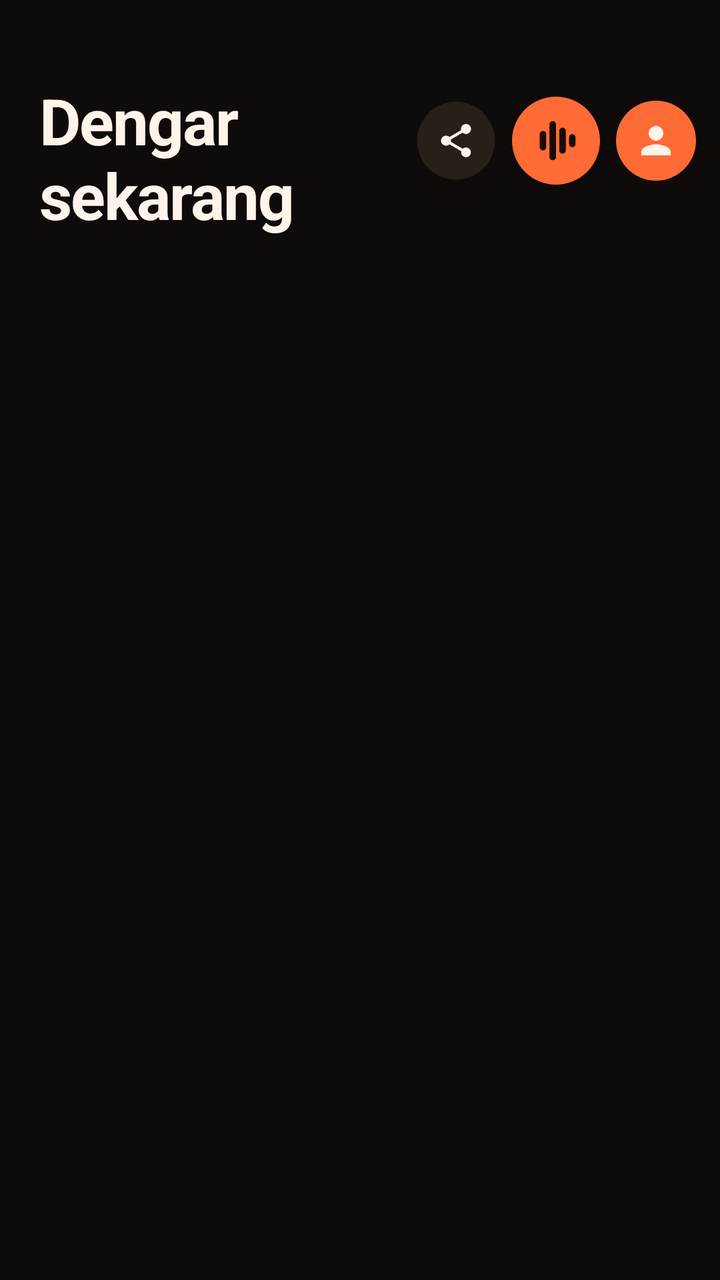
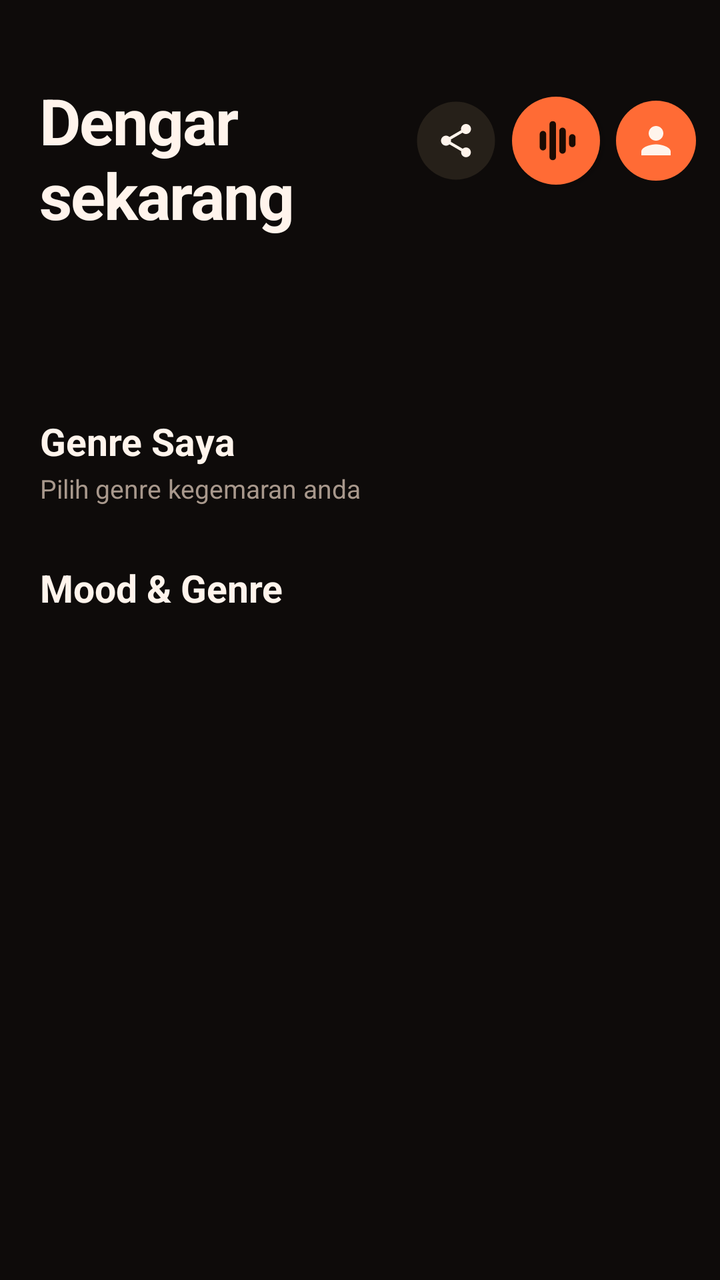

Screens rendered from an Android XML layout before and after an edit, with the pre-edit source and the edit as a unified diff.
<!-- AndroidManifest.xml: application theme Theme.MyChord.Ember -->
<!-- res/layout/fragment_home.xml -->
<?xml version="1.0" encoding="utf-8"?>
<androidx.core.widget.NestedScrollView xmlns:android="http://schemas.android.com/apk/res/android"
    android:layout_width="match_parent"
    android:layout_height="match_parent">

    <LinearLayout
        android:layout_width="match_parent"
        android:layout_height="wrap_content"
        android:orientation="vertical"
        android:paddingBottom="16dp">

        <LinearLayout
            android:layout_width="match_parent"
            android:layout_height="wrap_content"
            android:layout_marginTop="22dp"
            android:gravity="center_vertical"
            android:orientation="horizontal"
            android:paddingStart="20dp"
            android:paddingEnd="12dp">

            <LinearLayout
                android:layout_width="0dp"
                android:layout_height="wrap_content"
                android:layout_weight="1"
                android:orientation="vertical">

                <TextView
                    android:id="@+id/greet"
                    style="@style/Txt.Overline"
                    android:layout_width="wrap_content"
                    android:layout_height="wrap_content" />

                <TextView
                    style="@style/Txt.Huge"
                    android:layout_width="wrap_content"
                    android:layout_height="wrap_content"
                    android:layout_marginTop="2dp"
                    android:text="@string/home_title" />
            </LinearLayout>

            <ImageButton
                android:id="@+id/homeShare"
                android:layout_width="40dp"
                android:layout_height="40dp"
                android:background="@drawable/bg_pill"
                android:contentDescription="@string/share_app"
                android:padding="10dp"
                android:scaleType="fitCenter"
                android:src="@drawable/ic_share" />

            <ImageButton
                android:id="@+id/homeRecognize"
                android:layout_width="44dp"
                android:layout_height="44dp"
                android:layout_marginStart="8dp"
                android:background="@drawable/icon_preview_ember"
                android:contentDescription="@string/rec_title"
                android:elevation="4dp" />

            <FrameLayout
                android:id="@+id/homeProfile"
                android:layout_width="40dp"
                android:layout_height="40dp"
                android:layout_marginStart="8dp"
                android:background="@drawable/bg_accent_circle"
                android:foreground="?attr/selectableItemBackgroundBorderless">

                <ImageView
                    android:id="@+id/homeProfileIcon"
                    android:layout_width="22dp"
                    android:layout_height="22dp"
                    android:layout_gravity="center"
                    android:src="@drawable/ic_person" />

                <TextView
                    android:id="@+id/homeProfileLetter"
                    android:layout_width="match_parent"
                    android:layout_height="match_parent"
                    android:gravity="center"
                    android:textColor="?attr/mcOnAccent"
                    android:textSize="17sp"
                    android:textStyle="bold"
                    android:visibility="gone" />
            </FrameLayout>
        </LinearLayout>

        <GridLayout
            android:id="@+id/tiles"
            android:layout_width="match_parent"
            android:layout_height="wrap_content"
            android:layout_marginStart="14dp"
            android:layout_marginTop="16dp"
            android:layout_marginEnd="14dp"
            android:columnCount="2" />

        
        <HorizontalScrollView
            android:id="@+id/moodScroll"
            android:layout_width="match_parent"
            android:layout_height="wrap_content"
            android:layout_marginTop="10dp"
            android:clipToPadding="false"
            android:paddingStart="16dp"
            android:paddingEnd="16dp"
            android:scrollbars="none">

            <LinearLayout
                android:id="@+id/moodChips"
                android:layout_width="wrap_content"
                android:layout_height="wrap_content"
                android:orientation="horizontal" />
        </HorizontalScrollView>

        <LinearLayout
            android:id="@+id/shelves"
            android:layout_width="match_parent"
            android:layout_height="wrap_content"
            android:orientation="vertical" />
    </LinearLayout>
</androidx.core.widget.NestedScrollView>
<!-- resources referenced by this layout -->
<resources>
  <!-- drawable bg_accent_circle (drawable) -->
  <shape xmlns:android="http://schemas.android.com/apk/res/android" android:shape="oval"><solid android:color="?attr/mcAccent"/></shape>
  <!-- drawable bg_pill (drawable) -->
  <shape xmlns:android="http://schemas.android.com/apk/res/android"><solid android:color="?attr/mcSurface2"/><stroke android:width="1dp" android:color="?attr/mcStroke"/><corners android:radius="100dp"/></shape>
  <!-- drawable icon_preview_ember (drawable) -->
  <layer-list xmlns:android="http://schemas.android.com/apk/res/android">
      <item><shape android:shape="oval"><solid android:color="#FF6B35"/></shape></item>
      <item android:drawable="@drawable/ic_fg_ember"/>
  </layer-list>
  <string name="home_title">Dengar sekarang</string>
  <string name="rec_title">Kenal lagu</string>
  <string name="share_app">Kongsi MyChord</string>
  <style name="Txt.Huge" parent="">
          <item name="android:textSize">32sp</item>
          <item name="android:textStyle">bold</item>
          <item name="android:letterSpacing">-0.02</item>
          <item name="android:textColor">?attr/mcText</item>
      </style>
  <style name="Txt.Overline" parent="">
          <item name="android:textSize">11sp</item>
          <item name="android:letterSpacing">0.18</item>
          <item name="android:textAllCaps">true</item>
          <item name="android:textStyle">bold</item>
          <item name="android:textColor">?attr/mcAccent</item>
      </style>
  <color name="t_ember_mcbg">#0E0B0A</color>
  <color name="t_ember_mcsurface">#1A1513</color>
  <color name="t_ember_mcsurface2">#262019</color>
  <color name="t_ember_mctext">#FFF4EC</color>
  <color name="t_ember_mctextdim">#A8988C</color>
  <color name="t_ember_mcaccent">#FF6B35</color>
  <color name="t_ember_mconaccent">#1A0B03</color>
  <color name="t_ember_colorprimary">#FF6B35</color>
  <color name="t_ember_coloronprimary">#1A0B03</color>
  <color name="t_ember_colorsecondary">#FF6B35</color>
  <color name="t_ember_colorprimarycontainer">#262019</color>
  <color name="t_ember_coloronprimarycontainer">#FFF4EC</color>
  <color name="t_ember_colorsecondarycontainer">#262019</color>
  <color name="t_ember_coloronsecondarycontainer">#FFF4EC</color>
  <color name="t_ember_colorsurface">#1A1513</color>
  <color name="t_ember_colorsurfacecontainer">#1A1513</color>
  <color name="t_ember_colorsurfacecontainerhigh">#262019</color>
  <color name="t_ember_coloronsurface">#FFF4EC</color>
  <color name="t_ember_coloronsurfacevariant">#A8988C</color>
  <color name="t_ember_coloroutline">#262019</color>
  <color name="t_ember_colorbackground">#0E0B0A</color>
  <color name="t_ember_windowbackground">#0E0B0A</color>
  <color name="t_ember_textcolorprimary">#FFF4EC</color>
  <color name="t_ember_textcolorsecondary">#A8988C</color>
  <color name="t_ember_statusbarcolor">#0E0B0A</color>
  <color name="t_ember_navigationbarcolor">#1A1513</color>
  <style name="ThemeOverlay.MyChord.Dialog" parent="ThemeOverlay.Material3.MaterialAlertDialog">
          <item name="colorSurface">?attr/mcSurface</item>
          <item name="colorSurfaceContainerHigh">?attr/mcSurface</item>
      </style>
  <!-- unchanged entries left out for length: 4 -->
</resources>

<!-- the commit's change to res/layout/fragment_home.xml (unified diff, before → after) -->
@@ -9,6 +9,7 @@
         android:orientation="vertical"
         android:paddingBottom="16dp">
 
+        
         <LinearLayout
             android:layout_width="match_parent"
             android:layout_height="wrap_content"
@@ -84,6 +85,44 @@
             </FrameLayout>
         </LinearLayout>
 
+        
+        <HorizontalScrollView
+            android:id="@+id/moodScroll"
+            android:layout_width="match_parent"
+            android:layout_height="wrap_content"
+            android:layout_marginTop="12dp"
+            android:clipToPadding="false"
+            android:paddingStart="16dp"
+            android:paddingEnd="16dp"
+            android:scrollbars="none">
+
+            <LinearLayout
+                android:id="@+id/moodChips"
+                android:layout_width="wrap_content"
+                android:layout_height="wrap_content"
+                android:orientation="horizontal" />
+        </HorizontalScrollView>
+
+        
+        <TextView
+            android:id="@+id/homeDate"
+            style="@style/Txt.Overline"
+            android:layout_width="wrap_content"
+            android:layout_height="wrap_content"
+            android:layout_marginStart="20dp"
+            android:layout_marginTop="14dp" />
+
+        
+        <LinearLayout
+            android:id="@+id/heroCard"
+            android:layout_width="match_parent"
+            android:layout_height="wrap_content"
+            android:layout_marginStart="16dp"
+            android:layout_marginTop="12dp"
+            android:layout_marginEnd="16dp"
+            android:orientation="vertical" />
+
+        
         <GridLayout
             android:id="@+id/tiles"
             android:layout_width="match_parent"
@@ -94,23 +133,69 @@
             android:columnCount="2" />
 
         
+        <TextView
+            android:id="@+id/genresLabel"
+            style="@style/Txt.Section"
+            android:layout_width="wrap_content"
+            android:layout_height="wrap_content"
+            android:layout_marginStart="20dp"
+            android:layout_marginTop="20dp"
+            android:text="@string/home_my_genres" />
+
+        <TextView
+            android:id="@+id/genresSub"
+            style="@style/Txt.Dim"
+            android:layout_width="wrap_content"
+            android:layout_height="wrap_content"
+            android:layout_marginStart="20dp"
+            android:layout_marginTop="2dp"
+            android:text="@string/home_my_genres_sub" />
+
         <HorizontalScrollView
-            android:id="@+id/moodScroll"
-            android:layout_width="match_parent"
-            android:layout_height="wrap_content"
-            android:layout_marginTop="10dp"
+            android:id="@+id/genreScroll"
+            android:layout_width="match_parent"
+            android:layout_height="wrap_content"
+            android:layout_marginTop="8dp"
             android:clipToPadding="false"
             android:paddingStart="16dp"
             android:paddingEnd="16dp"
             android:scrollbars="none">
 
             <LinearLayout
-                android:id="@+id/moodChips"
+                android:id="@+id/genreChips"
                 android:layout_width="wrap_content"
                 android:layout_height="wrap_content"
                 android:orientation="horizontal" />
         </HorizontalScrollView>
 
+        
+        <TextView
+            android:id="@+id/moodLandLabel"
+            style="@style/Txt.Section"
+            android:layout_width="wrap_content"
+            android:layout_height="wrap_content"
+            android:layout_marginStart="20dp"
+            android:layout_marginTop="20dp"
+            android:text="@string/moods_title" />
+
+        <HorizontalScrollView
+            android:id="@+id/moodLandScroll"
+            android:layout_width="match_parent"
+            android:layout_height="wrap_content"
+            android:layout_marginTop="8dp"
+            android:clipToPadding="false"
+            android:paddingStart="16dp"
+            android:paddingEnd="16dp"
+            android:scrollbars="none">
+
+            <LinearLayout
+                android:id="@+id/moodLandCards"
+                android:layout_width="wrap_content"
+                android:layout_height="wrap_content"
+                android:orientation="horizontal" />
+        </HorizontalScrollView>
+
+        
         <LinearLayout
             android:id="@+id/shelves"
             android:layout_width="match_parent"
<!-- resource entries referenced after the edit -->
@@ -9,9 +9,16 @@
       <item><shape android:shape="oval"><solid android:color="#FF6B35"/></shape></item>
       <item android:drawable="@drawable/ic_fg_ember"/>
   </layer-list>
+  <string name="home_my_genres">Genre Saya</string>
+  <string name="home_my_genres_sub">Pilih genre kegemaran anda</string>
   <string name="home_title">Dengar sekarang</string>
+  <string name="moods_title">Mood &amp; Genre</string>
   <string name="rec_title">Kenal lagu</string>
   <string name="share_app">Kongsi MyChord</string>
+  <style name="Txt.Dim" parent="">
+          <item name="android:textSize">13sp</item>
+          <item name="android:textColor">?attr/mcTextDim</item>
+      </style>
   <style name="Txt.Huge" parent="">
           <item name="android:textSize">32sp</item>
           <item name="android:textStyle">bold</item>
@@ -24,6 +31,11 @@
           <item name="android:textAllCaps">true</item>
           <item name="android:textStyle">bold</item>
           <item name="android:textColor">?attr/mcAccent</item>
+      </style>
+  <style name="Txt.Section" parent="">
+          <item name="android:textSize">19sp</item>
+          <item name="android:textStyle">bold</item>
+          <item name="android:textColor">?attr/mcText</item>
       </style>
   <color name="t_ember_mcbg">#0E0B0A</color>
   <color name="t_ember_mcsurface">#1A1513</color>
